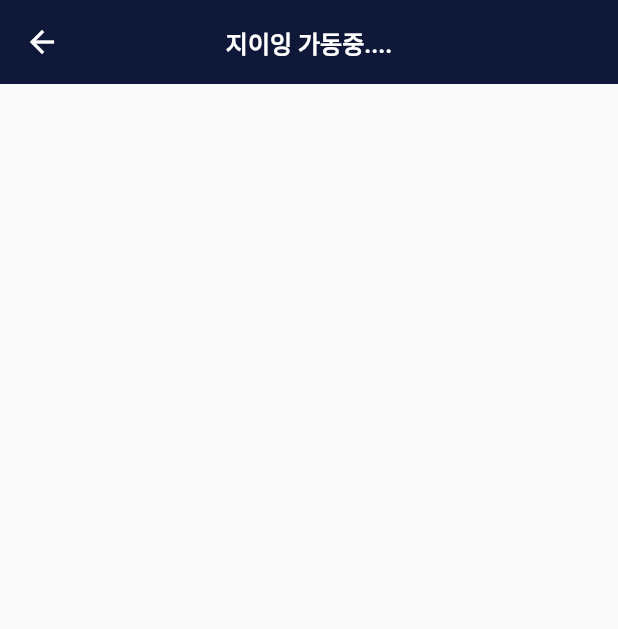
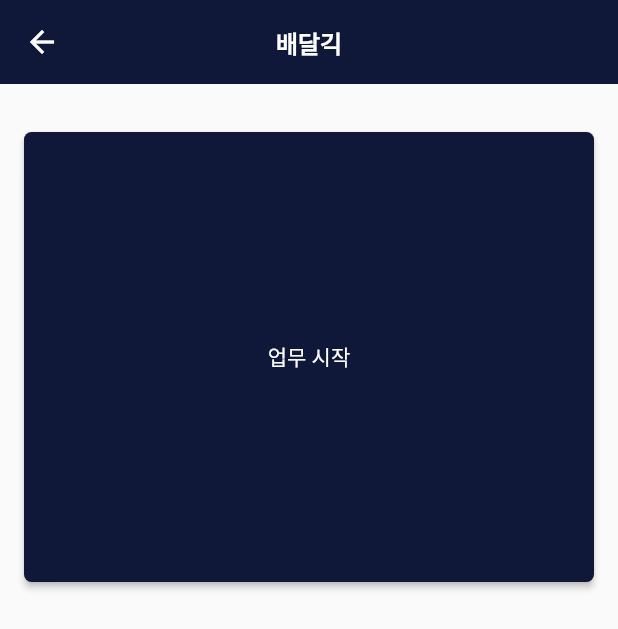
Before and after one commit to devCloudStone/baedalgeek_tracking, a Flutter app: the screen it shows after launch, after a tap on "사용자 등록", on a phone screen of 412 x 824 dp. Shown: the top 629 px of the screen. Run offline on Flutter 3.47's test engine with Material 2 defaults, Android fonts, the phone set to English and light mode, and no system bars; our stand-ins replace get.

Commit message:
feat: 매 5초 요청 함수 작성

```diff
--- a/lib/config/constants.dart
+++ b/lib/config/constants.dart
@@ -3,6 +3,7 @@ import 'package:flutter/material.dart';
 class AppColors {
   static const Color primaryColor = Color(0xff0f1838);
   static const Color pointColor = Color(0xfff5cc1f);
+  static const Color inputUnFocusColor = Color(0xfff0f0f0);
   static const Color headFontColor = Color(0xff131313);
   static const Color fontColor = Color(0xff505050);
   static const Color subTextColor = Color(0xffa0a0a0);
@@ -16,7 +17,7 @@ class AppFontSize {
 }
 
 class AppTheme {
-  static AppBarTheme appBarTheme = const AppBarTheme(
+  static const AppBarTheme appBarTheme = AppBarTheme(
     titleTextStyle: TextStyle(
       fontSize: AppFontSize.bigTitleFontSize,
       fontWeight: FontWeight.bold,
--- a/lib/main.dart
+++ b/lib/main.dart
@@ -1,3 +1,5 @@
+import 'dart:async';
+
 import 'package:baedalgeek_driver/config/app_routes.dart';
 import 'package:baedalgeek_driver/config/constants.dart';
 import 'package:baedalgeek_driver/screen/authentication/init_screen.dart';
@@ -25,7 +27,7 @@ class BaedalGeekDriver extends StatelessWidget {
         appBarTheme: AppTheme.appBarTheme,
         elevatedButtonTheme: AppTheme.elevatedButtonTheme,
       ),
-      home: const InItScreen(),
+      home: InItScreen(),
     );
   }
 }
--- a/lib/screen/authentication/init_screen.dart
+++ b/lib/screen/authentication/init_screen.dart
@@ -1,37 +1,87 @@
+import 'package:baedalgeek_driver/config/constants.dart';
 import 'package:flutter/material.dart';
+import 'package:flutter/services.dart';
 import 'package:get/get.dart';
 
 class InItScreen extends StatelessWidget {
-  const InItScreen({Key? key}) : super(key: key);
+  InItScreen({Key? key}) : super(key: key);
+
+  final _phoneNumberController = TextEditingController();
+
+  Widget textFieldWidget() {
+    return TextField(
+      textAlign: TextAlign.center,
+      textAlignVertical: TextAlignVertical.center,
+      autofocus: false,
+      controller: _phoneNumberController,
+      maxLength: 11,
+      keyboardType: TextInputType.number,
+      style: const TextStyle(color: AppColors.fontColor),
+      cursorColor: AppColors.fontColor,
+      inputFormatters: [
+        FilteringTextInputFormatter.allow(
+          RegExp('[0-9]'),
+        ),
+      ],
+      decoration: const InputDecoration(
+        counterText: '',
+        isDense: true,
+        focusedBorder: OutlineInputBorder(
+          borderSide: BorderSide(color: AppColors.primaryColor, width: 1.0),
+        ),
+        enabledBorder: OutlineInputBorder(
+          borderSide:
+              BorderSide(color: AppColors.inputUnFocusColor, width: 1.0),
+        ),
+        contentPadding: EdgeInsets.only(
+          left: 10,
+          right: 10,
+          top: 15,
+          bottom: 15,
+        ),
+        labelText: '휴대폰 번호',
+        labelStyle: TextStyle(
+          fontSize: AppFontSize.mediumTitleFontSize,
+          color: AppColors.subTextColor,
+        ),
+      ),
+    );
+  }
 
   @override
   Widget build(BuildContext context) {
-    return Scaffold(
+    return GestureDetector(
+      onTap: () {
+        FocusManager.instance.primaryFocus?.unfocus();
+      },
+      child: Scaffold(
+        resizeToAvoidBottomInset: false,
         appBar: AppBar(
           title: const Text(
             '배달긱',
           ),
         ),
         body: Padding(
-        padding: const EdgeInsets.symmetric(vertical: 16.0, horizontal: 16.0),
+          padding: const EdgeInsets.symmetric(vertical: 32.0, horizontal: 16.0),
           child: SingleChildScrollView(
             child: Column(
               children: [
-              const TextField(
-                decoration: InputDecoration(
-                  labelText: '휴대폰 번호',
+                textFieldWidget(),
+                const SizedBox(
+                  height: 100,
                 ),
-              ),
-              const SizedBox(
-                height: 50,
-              ),
-              ElevatedButton(
+                SizedBox(
+                  width: double.infinity,
+                  height: 60,
+                  child: ElevatedButton(
                     onPressed: () {
                       Get.toNamed('/tracking-location');
                     },
                     child: const Text('사용자 등록'),
                   ),
+                ),
               ],
+            ),
           ),
         ),
       ),
--- a/lib/screen/tracking/tracking_screen.dart
+++ b/lib/screen/tracking/tracking_screen.dart
@@ -1,13 +1,65 @@
+import 'dart:async';
 import 'package:flutter/material.dart';
+import 'package:intl/intl.dart';
 
-class TrackingScreen extends StatelessWidget {
+class TrackingScreen extends StatefulWidget {
   const TrackingScreen({Key? key}) : super(key: key);
+
+  @override
+  State<TrackingScreen> createState() => _TrackingScreenState();
+}
+
+class _TrackingScreenState extends State<TrackingScreen> {
+  bool checkProceeding = false;
+  String buttonName = '업무 시작';
+
+  bool checkTime() {
+    final now = int.parse(DateFormat('HHmmss').format(DateTime.now()));
+    if ((100000 < now && now < 140000) || (170000 < now && now < 200000)) {
+      return true;
+    }
+    return false;
+  }
+
+  void repeatRequestFunction() {
+    if (checkTime()) {
+      const requestSec = Duration(seconds: 5);
+      Timer.periodic(requestSec, (Timer t) => print('hi!'));
+    }
+  }
 
   @override
   Widget build(BuildContext context) {
     return Scaffold(
       appBar: AppBar(
-        title: Text('지이잉 가동중....'),
+        title: const Text('배달긱'),
+      ),
+      body: Padding(
+        padding: const EdgeInsets.symmetric(horizontal: 16.0, vertical: 32.0),
+        child: Column(
+          children: [
+            SizedBox(
+              width: double.infinity,
+              height: 300,
+              child: ElevatedButton(
+                onPressed: () {
+                  if (checkTime()) {
+                    repeatRequestFunction();
+                    setState(() {
+                      checkProceeding = !checkProceeding;
+                      if (checkProceeding) {
+                        buttonName = '지이잉 가동중...';
+                      } else {
+                        buttonName = '업무 시작';
+                      }
+                    });
+                  }
+                },
+                child: Text(buttonName),
+              ),
+            ),
+          ],
+        ),
       ),
     );
   }
```
Also changed, not shown: pubspec.yaml (+2 -11 lines), lib/config/app_routes.dart (line endings or trailing spaces), pubspec.lock, 3 other files. Lines whose indentation alone changed are shown as unchanged.
